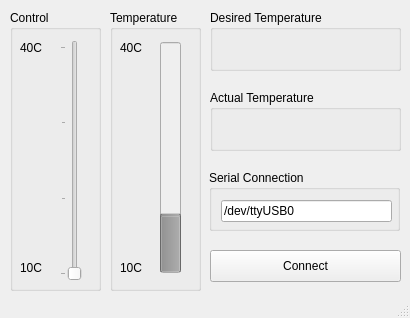
The window that mainwindow.ui (WearableComputerLab/TemperatureControl) describes before a commit, drawn with Qt 5.
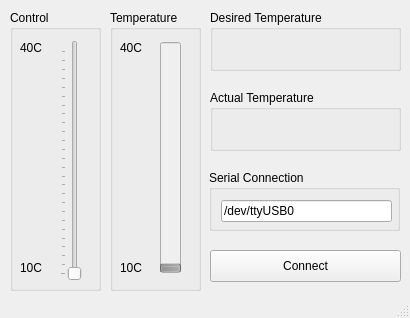
The same window after the commit.

Commit message: Serial comms working, UI updating. Looking good.

Diff of the .ui file:
```diff
--- a/mainwindow.ui
+++ b/mainwindow.ui
@@ -45,10 +45,10 @@
       </rect>
      </property>
      <property name="minimum">
-      <number>10</number>
+      <number>0</number>
      </property>
      <property name="maximum">
-      <number>40</number>
+      <number>255</number>
      </property>
      <property name="orientation">
       <enum>Qt::Vertical</enum>
@@ -134,6 +134,9 @@
        <height>231</height>
       </rect>
      </property>
+     <property name="maximum">
+      <number>1024</number>
+     </property>
      <property name="value">
       <number>24</number>
      </property>
```
Left out of the diff: 4 changed lines with no effect on the pictures. The commit also changes 5 other files.
